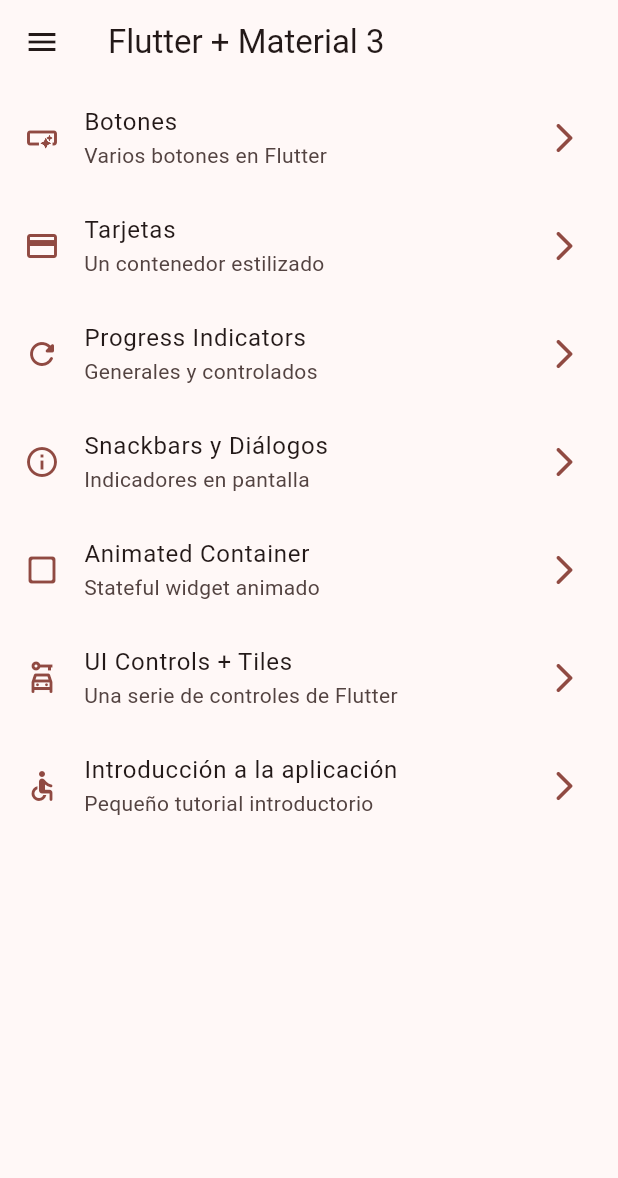
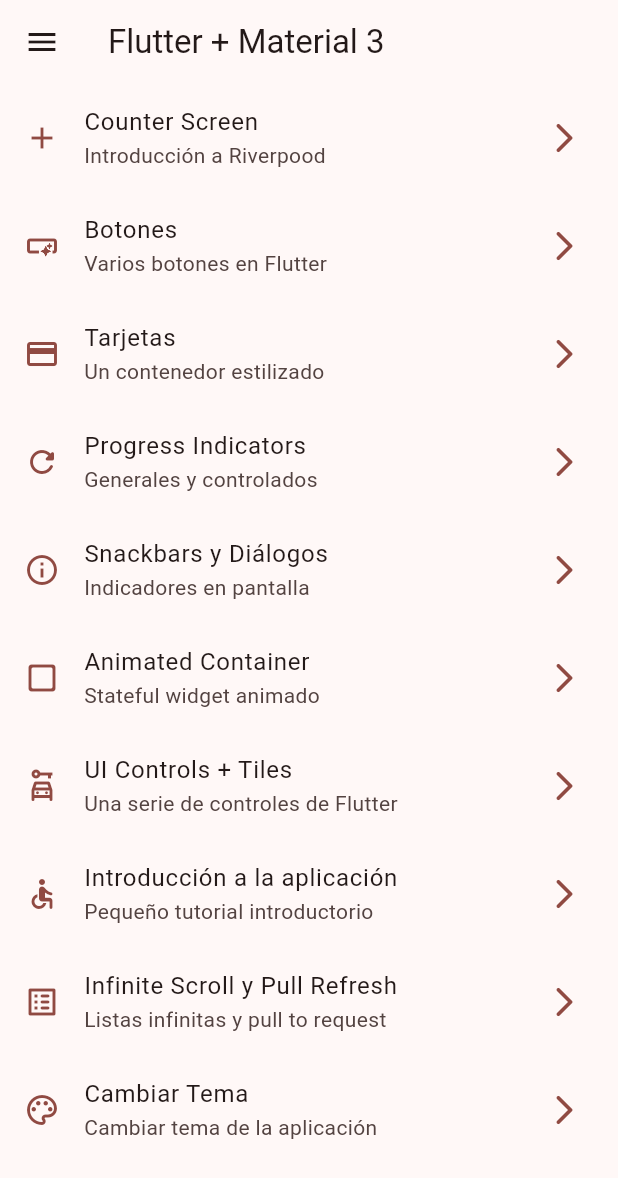
Before and after one commit to elcama86/widgets_app, a Flutter app: the screen it shows after launch, on a phone screen of 412 x 824 dp. Shown: the top 1178 px of the screen. Run offline on Flutter 3.47's test engine with Material 2 defaults, Android fonts, the phone set to English and light mode, and no system bars; our stand-ins replace animate_do, flutter_riverpod, go_router.

Commit message:
theme change screen created with riverpood

```diff
--- a/lib/config/menu/menu_items.dart
+++ b/lib/config/menu/menu_items.dart
@@ -15,6 +15,12 @@ class MenuItem {
 }
 
 const List<MenuItem> appMenuItems = [
+  MenuItem(
+    title: "Counter Screen",
+    subTitle: "Introducción a Riverpood",
+    link: "/counter-screen",
+    icon: Icons.add,
+  ),
   MenuItem(
     title: "Botones",
     subTitle: "Varios botones en Flutter",
@@ -57,4 +63,16 @@ const List<MenuItem> appMenuItems = [
     link: "/tutorial",
     icon: Icons.accessible_rounded,
   ),
+  MenuItem(
+    title: "Infinite Scroll y Pull Refresh",
+    subTitle: "Listas infinitas y pull to request",
+    link: "/infinite-scroll",
+    icon: Icons.list_alt_rounded,
+  ),
+  MenuItem(
+    title: "Cambiar Tema",
+    subTitle: "Cambiar tema de la aplicación",
+    link: "/theme-changer",
+    icon: Icons.color_lens_outlined,
+  ),
 ];
--- a/lib/config/router/app_router.dart
+++ b/lib/config/router/app_router.dart
@@ -44,5 +44,20 @@ final appRouter = GoRouter(
       name: AppTutorialScreen.name,
       builder: (context, state) => const AppTutorialScreen(),
     ),
+    GoRoute(
+      path: '/infinite-scroll',
+      name: InfiniteScrollScreen.name,
+      builder: (context, state) => const InfiniteScrollScreen(),
+    ),
+    GoRoute(
+      path: '/counter-screen',
+      name: CounterScreen.name,
+      builder: (context, state) => const CounterScreen(),
+    ),
+    GoRoute(
+      path: '/theme-changer',
+      name: ThemeChangerScreen.name,
+      builder: (context, state) => const ThemeChangerScreen(),
+    ),
   ],
 );
--- /dev/null
+++ b/lib/presentation/providers/theme_provider.dart
@@ -0,0 +1,3 @@
+import 'package:flutter_riverpod/flutter_riverpod.dart';
+
+final isDarkModeProvider = StateProvider<bool>((ref) => false);
--- a/lib/presentation/screens/screens.dart
+++ b/lib/presentation/screens/screens.dart
@@ -2,8 +2,10 @@ export 'package:widgets_app/presentation/screens/animated/animated_screen.dart';
 export 'package:widgets_app/presentation/screens/app_tutorial/app_tutorial_screen.dart';
 export 'package:widgets_app/presentation/screens/buttons/buttons_screen.dart';
 export 'package:widgets_app/presentation/screens/cards/cards_screen.dart';
+export 'package:widgets_app/presentation/screens/counter/counter_screen.dart';
 export 'package:widgets_app/presentation/screens/home/home_screen.dart';
 export 'package:widgets_app/presentation/screens/infinite_scroll/infinite_scroll_screen.dart';
 export 'package:widgets_app/presentation/screens/progress/progress_screen.dart';
 export 'package:widgets_app/presentation/screens/snackbar/snackbar_screen.dart';
+export 'package:widgets_app/presentation/screens/theme_changer/theme_changer_screen.dart';
 export 'package:widgets_app/presentation/screens/ui_controls/ui_controls_screen.dart';
--- /dev/null
+++ b/lib/presentation/screens/theme_changer/theme_changer_screen.dart
@@ -0,0 +1,16 @@
+import 'package:flutter/material.dart';
+
+class ThemeChangerScreen extends StatelessWidget {
+  static const String name = "theme_changer_screen";
+
+  const ThemeChangerScreen({super.key});
+
+  @override
+  Widget build(BuildContext context) {
+    return Scaffold(
+      appBar: AppBar(
+        title: const Text("Cambiar tema"),
+      ),
+    );
+  }
+}
```
